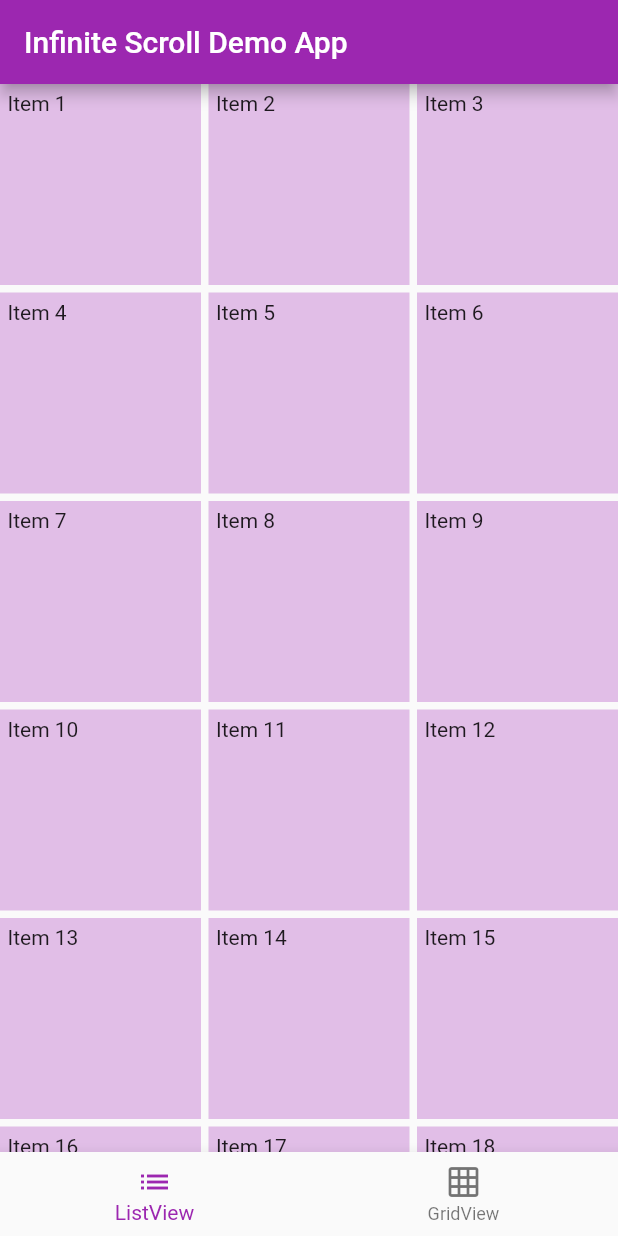
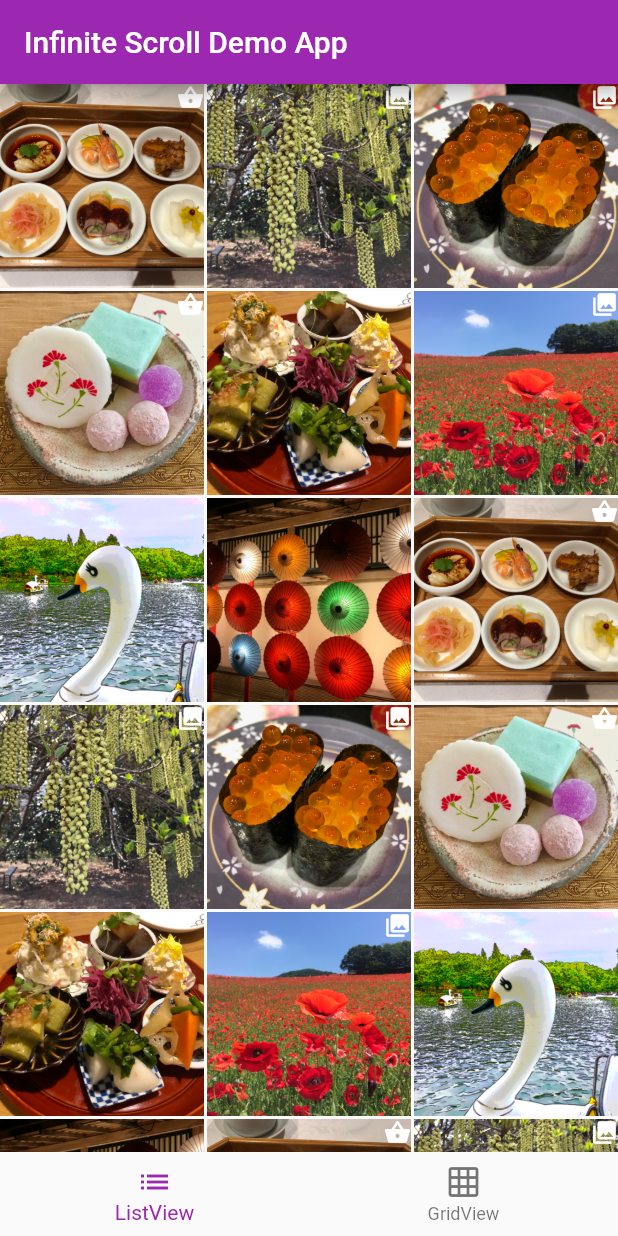
Before and after one commit to knyackiko/flutter-app-gallery, a Flutter app: the screen it shows after launch, swiped to page 2, on a phone screen of 412 x 824 dp. Run offline on Flutter 3.47's test engine with Material 2 defaults, Android fonts, the phone set to English and light mode, and no system bars.

Commit message:
インスタ風にした

```diff
--- /dev/null
+++ b/infinite_scroll_demo_app/lib/type/picture.dart
@@ -0,0 +1,22 @@
+import 'package:flutter/material.dart';
+
+class Picture {
+  String path;
+  bool isMultiple;
+  bool hasProduct;
+
+  Picture(
+      {@required this.path, this.isMultiple = false, this.hasProduct = false});
+}
+
+final pictures = <Picture>[
+  Picture(
+      path: 'assets/chinese_cuisine.jpeg', isMultiple: true, hasProduct: true),
+  Picture(path: 'assets/flower.jpeg', isMultiple: true),
+  Picture(path: 'assets/ikura.jpeg', isMultiple: true),
+  Picture(path: 'assets/mothers_day.jpeg', hasProduct: true),
+  Picture(path: 'assets/obanzai.jpeg'),
+  Picture(path: 'assets/poppies.jpeg', isMultiple: true),
+  Picture(path: 'assets/swan.jpeg'),
+  Picture(path: 'assets/umbrella.jpeg'),
+];
--- a/infinite_scroll_demo_app/lib/ui/grid_view.dart
+++ b/infinite_scroll_demo_app/lib/ui/grid_view.dart
@@ -1,4 +1,5 @@
 import 'package:flutter/material.dart';
+import 'package:infinitescrolldemoapp/type/picture.dart';
 
 class GridViewPage extends StatefulWidget {
   @override
@@ -6,12 +7,12 @@ class GridViewPage extends StatefulWidget {
 }
 
 class _GridViewPageState extends State<GridViewPage> {
-  List<int> _items;
+  List<Picture> _pictures;
 
   @override
   void initState() {
     super.initState();
-    _items = List.generate(20, (index) => index + 1);
+    _pictures = pictures;
   }
 
   @override
@@ -19,22 +20,47 @@ class _GridViewPageState extends State<GridViewPage> {
     return GridView.builder(
       gridDelegate: SliverGridDelegateWithFixedCrossAxisCount(
         crossAxisCount: 3,
-        mainAxisSpacing: 5,
-        crossAxisSpacing: 5,
+        mainAxisSpacing: 2,
+        crossAxisSpacing: 2,
       ),
       itemBuilder: _itemBuilder,
     );
   }
 
   Widget _itemBuilder(BuildContext context, int position) {
-    final length = _items?.length ?? 0;
+    final length = _pictures?.length ?? 0;
     if (position >= length) {
-      _items.addAll(List.generate(20, (index) => length + index + 1));
+      _pictures.addAll(pictures.take(pictures.length));
     }
-    return Container(
-      color: Colors.purple[100],
-      padding: EdgeInsets.all(5),
-      child: Text('Item ${_items[position]}'),
+
+    final pic = _pictures[position];
+    return GridTile(
+      header: _buildHeader(pic),
+      child: Image.asset('${pic.path}'),
     );
   }
+
+  Widget _buildHeader(Picture picture) {
+    if (picture.hasProduct) {
+      return Align(
+        alignment: Alignment.centerRight,
+        child: Icon(
+          Icons.shopping_basket,
+          size: 18,
+          color: Colors.white,
+        ),
+      );
+    }
+
+    return picture.isMultiple
+        ? Align(
+            alignment: Alignment.centerRight,
+            child: Icon(
+              Icons.photo_library,
+              size: 18,
+              color: Colors.white,
+            ),
+          )
+        : Container();
+  }
 }
--- a/infinite_scroll_demo_app/pubspec.yaml
+++ b/infinite_scroll_demo_app/pubspec.yaml
@@ -41,9 +41,8 @@ flutter:
   uses-material-design: true
 
   # To add assets to your application, add an assets section, like this:
-  # assets:
-  #  - images/a_dot_burr.jpeg
-  #  - images/a_dot_ham.jpeg
+  assets:
+   - assets/
 
   # An image asset can refer to one or more resolution-specific "variants", see
   # https://flutter.dev/assets-and-images/#resolution-aware.
```
Also changed, not shown: infinite_scroll_demo_app/assets/chinese_cuisine.jpeg (added), infinite_scroll_demo_app/assets/flower.jpeg (added), infinite_scroll_demo_app/assets/ikura.jpeg (added), infinite_scroll_demo_app/assets/mothers_day.jpeg (added), infinite_scroll_demo_app/assets/obanzai.jpeg (added), infinite_scroll_demo_app/assets/poppies.jpeg (added), infinite_scroll_demo_app/assets/swan.jpeg (added), infinite_scroll_demo_app/assets/umbrella.jpeg (added).
